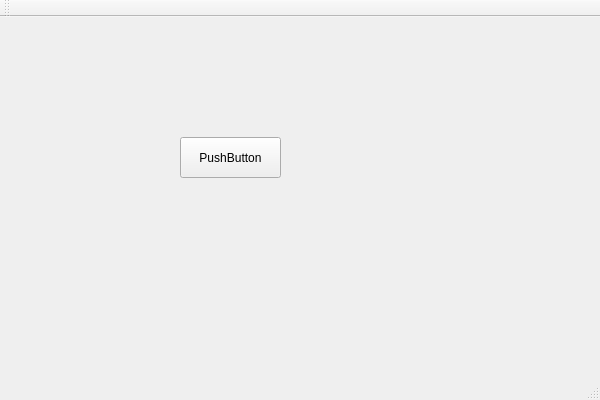
The window that mainwindow.ui (brik/facebrick) describes before a commit, drawn with Qt 5.
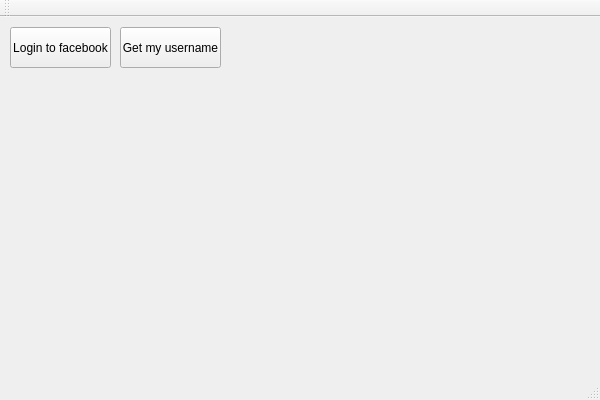
The same window after the commit.

Diff of the .ui file:
```diff
--- a/mainwindow.ui
+++ b/mainwindow.ui
@@ -17,14 +17,27 @@
    <widget class="QPushButton" name="pushButton">
     <property name="geometry">
      <rect>
-      <x>180</x>
-      <y>120</y>
+      <x>10</x>
+      <y>10</y>
       <width>101</width>
       <height>41</height>
      </rect>
     </property>
     <property name="text">
-     <string>PushButton</string>
+     <string>Login to facebook</string>
+    </property>
+   </widget>
+   <widget class="QPushButton" name="pushButton_2">
+    <property name="geometry">
+     <rect>
+      <x>120</x>
+      <y>10</y>
+      <width>101</width>
+      <height>41</height>
+     </rect>
+    </property>
+    <property name="text">
+     <string>Get my username</string>
     </property>
    </widget>
   </widget>
```
Left out of the diff: 2 changed lines with no effect on the pictures.
